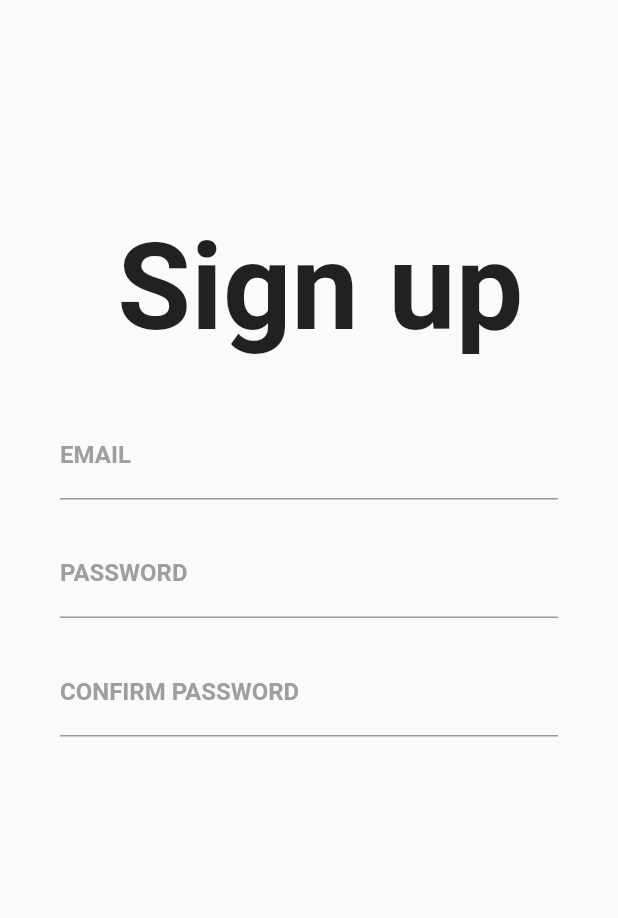
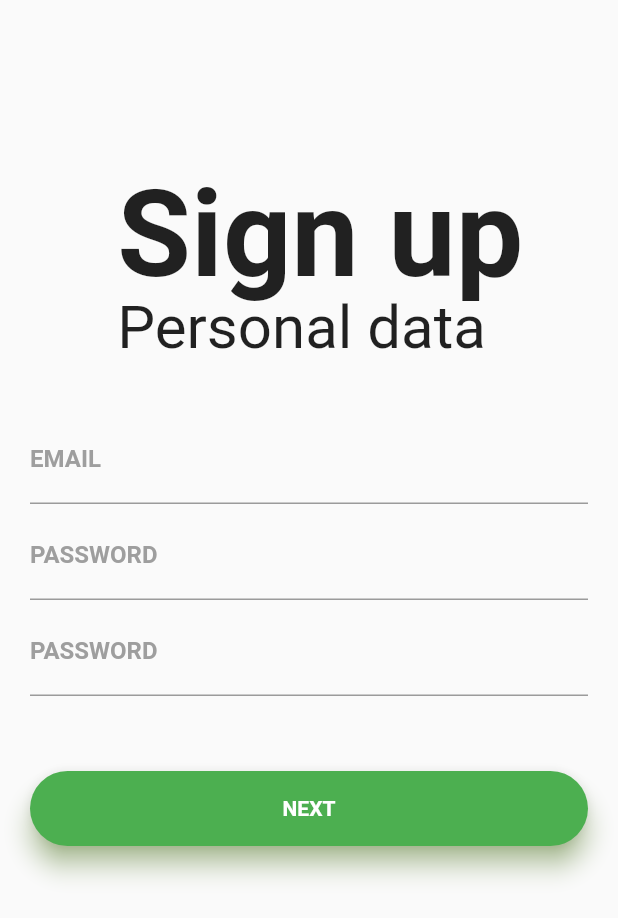
Before and after one commit to BartekKesicki/my_expenses, a Flutter app: the screen it shows after launch, after a tap on "SIGN UP", on a phone screen of 412 x 824 dp. Shown: the top 918 px of the screen. Run offline on Flutter 3.47's test engine with Material 2 defaults, Android fonts, the phone set to English and light mode, and no system bars; Roboto replaces fonts that are missing (Montserrat).

Commit message:
personal data sign up

```diff
--- a/lib/base/base_page_state.dart
+++ b/lib/base/base_page_state.dart
@@ -25,6 +25,10 @@ class BasePageState<V extends StatefulWidget> extends State<V> {
     return new TextStyle(fontSize : 80.0, fontWeight: FontWeight.bold);
   }
 
+  TextStyle createSubTitleTextStyle() {
+    return new TextStyle(fontSize: 40.0, fontWeight: FontWeight.normal);
+  }
+
   TextStyle createButtonTextStyle() {
     return new TextStyle(color: Colors.white, fontWeight: FontWeight.bold, fontFamily: "Montserrat");
   }
@@ -40,4 +44,22 @@ class BasePageState<V extends StatefulWidget> extends State<V> {
     return new TextStyle(color: Colors.green, fontWeight: FontWeight.bold, fontFamily: 'Montserrat', decoration: TextDecoration.underline);
   }
 
+  Container createSubmitButton(GestureTapCallback callback, Text centerText) {
+    return new Container(
+      height: 50,
+      child: Material(
+        borderRadius: BorderRadius.circular(25.0),
+        shadowColor: Colors.lightGreen,
+        color: Colors.green,
+        elevation: 7.0,
+        child: GestureDetector(
+          onTap: callback,
+          child: Center(
+            child: centerText
+          ),
+        ),
+        )
+    );
+  }
+
 }
--- a/lib/login/login_page.dart
+++ b/lib/login/login_page.dart
@@ -2,8 +2,7 @@ import 'package:flutter/material.dart';
 import 'package:my_expenses/base/base_page_state.dart';
 import 'package:my_expenses/login/login_state_presenter.dart';
 import 'package:my_expenses/login/login_state_view.dart';
-import 'package:my_expenses/sign_up/sign_up_page.dart';
-
+import 'package:my_expenses/sign_up_personal_data/sign_up_page_personal_data.dart';
 
 class LoginPage extends StatefulWidget {
   LoginPage({Key key, this.title}) : super(key: key);
@@ -46,7 +45,9 @@ class _LoginPageState extends BasePageState<LoginPage> implements LoginStateView
                     child: createText("Forgot Password", createHyperLinkTextStyle())),
                   ),
                 createSizedBox(30.0),
-                createLoginButton(),
+                createSubmitButton(() {
+                  //todo login user
+                }, createText("LOGIN", createButtonTextStyle())),
                 createSizedBox(20.0),
                 createSignUpButton()
               ],
@@ -67,26 +68,6 @@ class _LoginPageState extends BasePageState<LoginPage> implements LoginStateView
       createTopLabelsContainer(createText("My", createTitleTextStyle()), EdgeInsets.fromLTRB(15.0, 110.0, 0.0, 0.0)),
       createTopLabelsContainer(createText("Expenses", createTitleTextStyle()), EdgeInsets.fromLTRB(15.0, 175.0, 0.0, 0.0))
     ]);
-  }
-
-  Container createLoginButton() {
-    return new Container(
-      height: 50,
-      child: Material(
-        borderRadius: BorderRadius.circular(25.0),
-        shadowColor: Colors.lightGreen,
-        color: Colors.green,
-        elevation: 7.0,
-        child: GestureDetector(
-          onTap: () {
-            //todo login button
-          },
-          child: Center(
-            child: createText("LOGIN", createButtonTextStyle()),
-          ),
-        ),
-      ),
-    );
   }
 
   Container createSignUpButton() {
@@ -122,7 +103,7 @@ class _LoginPageState extends BasePageState<LoginPage> implements LoginStateView
 
   @override
   void redirectToSignUpPage() {
-    Navigator.push(context, MaterialPageRoute(builder: (context) => SignUpPage()));
+    Navigator.push(context, MaterialPageRoute(builder: (context) => SignUpPersonalDataPage()));
   }
 
   @override
--- a/lib/sign_up/sign_up_page.dart
+++ /dev/null
@@ -1,105 +0,0 @@
-
-import 'package:flutter/material.dart';
-import 'package:my_expenses/base/base_page_state.dart';
-import 'package:my_expenses/sign_up/sign_up_state_presenter.dart';
-import 'package:my_expenses/sign_up/sign_up_state_view.dart';
-
-class SignUpPage extends StatefulWidget {
-  SignUpPage({Key key, this.title}) : super(key: key);
-
-  final String title;
-
-  @override
-  _SignUpPageState createState() => _SignUpPageState();
-}
-
-class _SignUpPageState extends BasePageState<SignUpPage> implements SignUpStateView {
-
-  SignUpStatePresenter presenter;
-  ScrollController scrollController;
-
-  @override
-  Widget build(BuildContext context) {
-    initSignUpPresenter();
-    return Scaffold(
-        body: LayoutBuilder(
-          builder: (BuildContext context, BoxConstraints viewportConstraints) {
-            return SingleChildScrollView(
-              child: Container(
-                  padding: EdgeInsets.only(top: 35.0, left: 20.0, right: 20.0),
-                  child:
-                  Column(
-                    children: <Widget>[
-                      createTopLabelsContainer(createText("Sign up", createTitleTextStyle()), EdgeInsets.fromLTRB(15.0, 110.0, 0.0, 0.0)),
-                      ConstrainedBox(
-                          constraints: BoxConstraints(
-                            minHeight: viewportConstraints.maxHeight,
-                          ),
-                          child: Column(
-                            children: <Widget>[
-                              IntrinsicHeight(
-                                child: Container(
-                                  padding: EdgeInsets.only(top: 35.0, left: 20.0, right: 20.0),
-                                  child: Column(
-                                    children: <Widget>[
-                                      TextField(
-                                        decoration: createTextFieldDecoration("EMAIL"),
-                                      ),
-                                      createSizedBox(20.0),
-                                      TextField(
-                                        decoration: createTextFieldDecoration("PASSWORD"),
-                                        obscureText: true,
-                                      ),
-                                      createSizedBox(20.0),
-                                      TextField(
-                                        decoration: createTextFieldDecoration("CONFIRM PASSWORD"),
-                                        obscureText: true,
-                                      ),
-                                    ],
-                                  ),
-                                ),
-                              ),
-                            ],
-                          )
-                      ),
-                    ],
-                  ),
-              ),
-
-            );
-          },
-        )
-    );
-  }
-
-  void initSignUpPresenter() {
-    presenter = SignUpStatePresenter();
-    presenter.attach(this);
-  }
-
-  @override
-  void redirectToLoginPage() {
-    // TODO: implement redirectToLoginPage
-  }
-
-  @override
-  void showError() {
-    // TODO: implement showError
-  }
-
-  @override
-  void showMessage(String message) {
-    // TODO: implement showMessage
-  }
-
-  @override
-  void signUpUser() {
-    // TODO: implement signUpUser
-  }
-
-  @override
-  void dispose() {
-    scrollController.dispose();
-    super.dispose();
-  }
-}
--- /dev/null
+++ b/lib/sign_up_personal_data/sign_up_page_personal_data.dart
@@ -0,0 +1,93 @@
+import 'package:flutter/material.dart';
+import 'package:my_expenses/base/base_page_state.dart';
+import 'package:my_expenses/sign_up_personal_data/sign_up_personal_data_state_presenter.dart';
+import 'package:my_expenses/sign_up_personal_data/sign_up_personal_data_state_view.dart';
+
+class SignUpPersonalDataPage extends StatefulWidget {
+  SignUpPersonalDataPage({Key key, this.title}) : super(key: key);
+
+  final String title;
+
+  @override
+  _SignUpPersonalDataPageState createState() => _SignUpPersonalDataPageState();
+}
+
+class _SignUpPersonalDataPageState extends BasePageState<SignUpPersonalDataPage> implements SignUpPersonalDataStateView {
+
+  SignUpPersonalDataStatePresenter presenter;
+  ScrollController scrollController;
+
+  @override
+  Widget build(BuildContext context) {
+    initSignUpPresenter();
+    return Scaffold(
+        body: Column(
+          children: <Widget>[
+            Container(
+                child: Stack(
+                  children: <Widget>[
+                    createTopLabelsContainer(createText("Sign up", createTitleTextStyle()), EdgeInsets.fromLTRB(15.0, 110.0, 0.0, 0.0)),
+                    createTopLabelsContainer(createText("Personal data", createSubTitleTextStyle()), EdgeInsets.fromLTRB(15.0, 195.0, 0.0, 0.0)),
+                  ],
+            )
+            ),
+            Container(
+              padding: EdgeInsets.only(top: 35.0, left: 20.0, right: 20.0),
+              child: Column(
+                children: <Widget>[
+                  TextField(
+                    decoration: createTextFieldDecoration("EMAIL"),
+                  ),
+                  createSizedBox(5.0),
+                  TextField(
+                    decoration: createTextFieldDecoration("PASSWORD"),
+                    obscureText: true,
+                  ),
+                  createSizedBox(5.0),
+                  TextField(
+                    decoration: createTextFieldDecoration("PASSWORD"),
+                    obscureText: true,
+                  ),
+                  createSizedBox(50.0),
+                  createSubmitButton(() {
+                    //todo move to next page
+                  }, createText("NEXT", createButtonTextStyle()))
+                ],
+              ),
+            )
+          ],
+        )
+    );
+  }
+
+  void initSignUpPresenter() {
+    presenter = SignUpPersonalDataStatePresenter();
+    presenter.attach(this);
+  }
+
+  @override
+  void redirectToLoginPage() {
+    // TODO: implement redirectToLoginPage
+  }
+
+  @override
+  void showError() {
+    // TODO: implement showError
+  }
+
+  @override
+  void showMessage(String message) {
+    // TODO: implement showMessage
+  }
+
+  @override
+  void signUpUser() {
+    // TODO: implement signUpUser
+  }
+
+  @override
+  void dispose() {
+    scrollController.dispose();
+    super.dispose();
+  }
+}
--- a/lib/sign_up/sign_up_state_presenter.dart
+++ b/lib/sign_up_personal_data/sign_up_personal_data_state_presenter.dart
@@ -1,10 +1,10 @@
 import 'package:my_expenses/base/base_state_presenter.dart';
 import 'package:my_expenses/base/base_state_view.dart';
-import 'package:my_expenses/sign_up/sign_up_state_view.dart';
+import 'package:my_expenses/sign_up_personal_data/sign_up_personal_data_state_view.dart';
 
-class SignUpStatePresenter extends BaseStatePresenter {
+class SignUpPersonalDataStatePresenter extends BaseStatePresenter {
 
-  SignUpStateView view;
+  SignUpPersonalDataStateView view;
 
   @override
   void attach(BaseStateView view) {
--- a/lib/sign_up/sign_up_state_view.dart
+++ b/lib/sign_up_personal_data/sign_up_personal_data_state_view.dart
@@ -1,6 +1,6 @@
 import 'package:my_expenses/base/base_state_view.dart';
 
-abstract class SignUpStateView extends BaseStateView {
+abstract class SignUpPersonalDataStateView extends BaseStateView {
     void signUpUser();
     void showError();
     void redirectToLoginPage();
```
